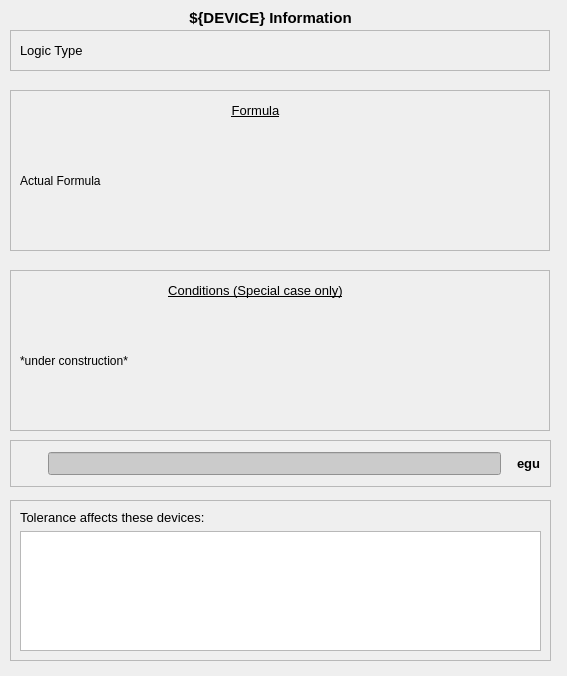
Qt form guardian_help.ui (ad-build-test/pydm-mps) before a commit.
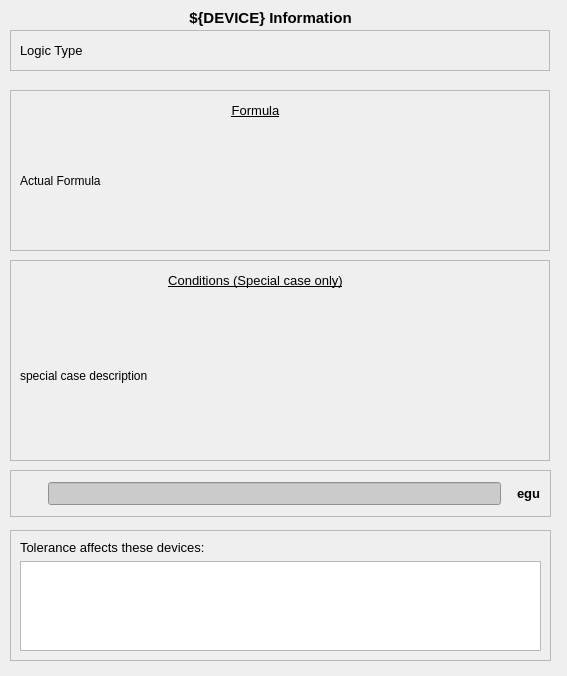
The same form after that commit. Custom widgets are drawn as their Qt base class.

Commit message: Updated guardian help display to show special case conditions

Diff of the .ui file:
```diff
--- a/guardian_help.ui
+++ b/guardian_help.ui
@@ -167,7 +167,7 @@
    <property name="geometry">
     <rect>
      <x>10</x>
-     <y>440</y>
+     <y>470</y>
      <width>541</width>
      <height>47</height>
     </rect>
@@ -272,9 +272,9 @@
    <property name="geometry">
     <rect>
      <x>10</x>
-     <y>270</y>
+     <y>260</y>
      <width>540</width>
-     <height>161</height>
+     <height>201</height>
     </rect>
    </property>
    <property name="frameShape">
@@ -311,7 +311,7 @@
       <x>10</x>
       <y>40</y>
       <width>521</width>
-      <height>101</height>
+      <height>151</height>
      </rect>
     </property>
     <property name="font">
@@ -320,10 +320,10 @@
      </font>
     </property>
     <property name="text">
-     <string>*under construction*</string>
+     <string>special case description</string>
     </property>
     <property name="wordWrap">
-     <bool>false</bool>
+     <bool>true</bool>
     </property>
    </widget>
   </widget>
@@ -331,9 +331,9 @@
    <property name="geometry">
     <rect>
      <x>10</x>
-     <y>500</y>
+     <y>530</y>
      <width>541</width>
-     <height>161</height>
+     <height>131</height>
     </rect>
    </property>
    <property name="frameShape">
```
Left out of the diff: 2 changed lines with no effect on the pictures. The commit also changes 2 other files.
